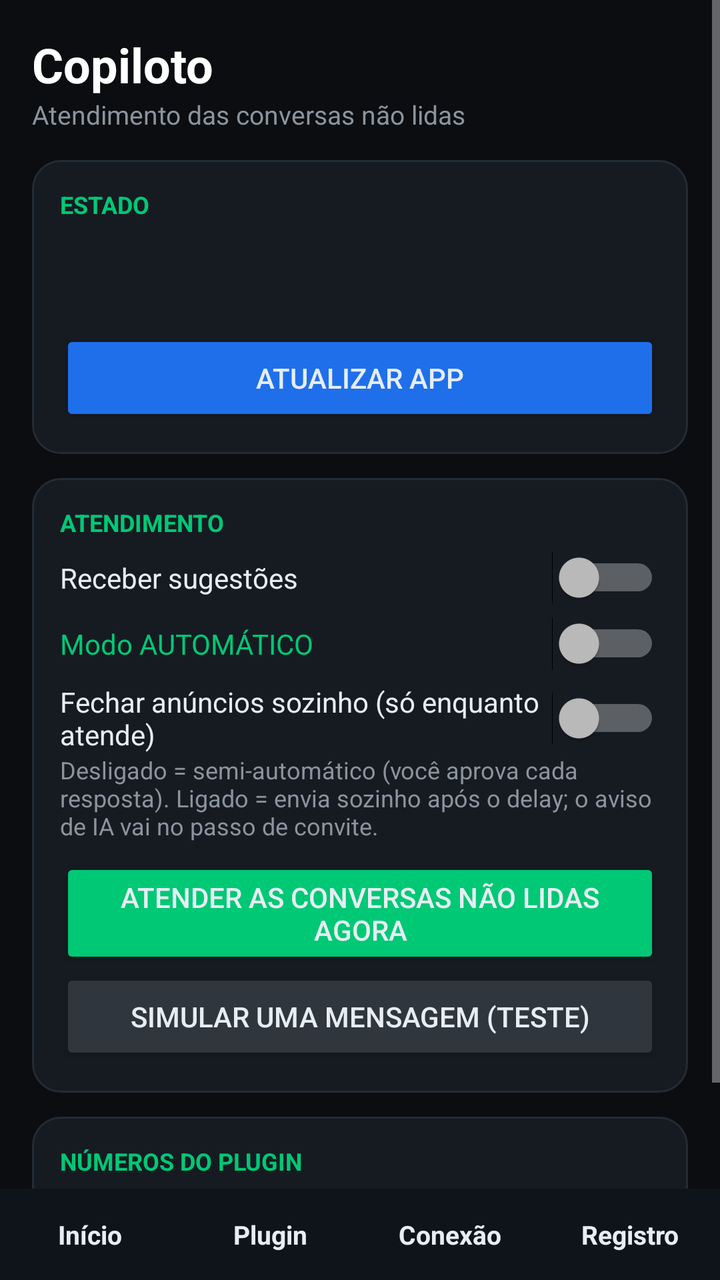
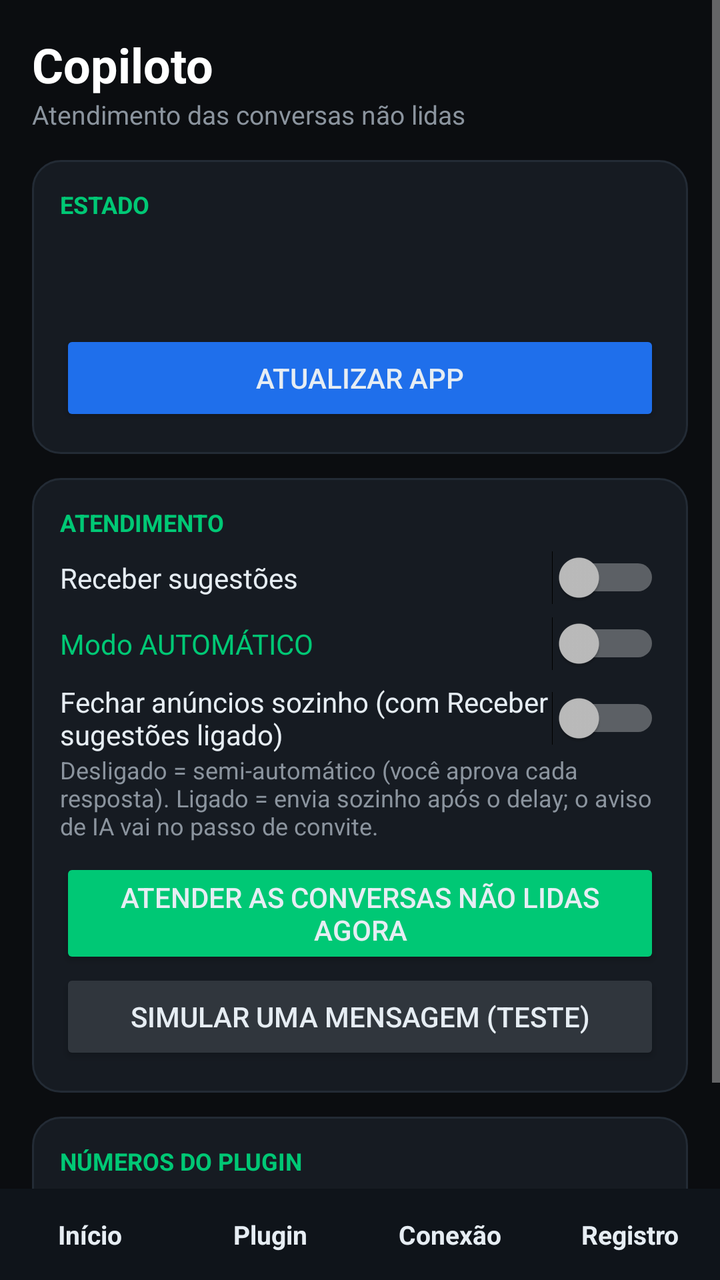

An Android layout rendered at two revisions. The XML below is the earlier revision; the diff shows what the commit changed to produce the second picture.
<!-- AndroidManifest.xml: application theme Theme.Copiloto -->
<!-- res/layout/activity_main.xml -->
<?xml version="1.0" encoding="utf-8"?>
<LinearLayout xmlns:android="http://schemas.android.com/apk/res/android"
    android:layout_width="match_parent" android:layout_height="match_parent"
    android:background="#0B0D10" android:orientation="vertical">

    <FrameLayout android:layout_width="match_parent" android:layout_height="0dp" android:layout_weight="1">

        
        <ScrollView android:id="@+id/pageHome" android:layout_width="match_parent" android:layout_height="match_parent">
            <LinearLayout android:layout_width="match_parent" android:layout_height="wrap_content"
                android:orientation="vertical" android:padding="16dp">

                <TextView android:layout_width="wrap_content" android:layout_height="wrap_content"
                    android:text="Copiloto" android:textColor="#FFFFFF" android:textSize="24sp" android:textStyle="bold" />
                <TextView android:layout_width="wrap_content" android:layout_height="wrap_content"
                    android:layout_marginBottom="14dp" android:text="Atendimento das conversas não lidas"
                    android:textColor="#8B949E" android:textSize="13sp" />

                <LinearLayout android:layout_width="match_parent" android:layout_height="wrap_content"
                    android:layout_marginBottom="12dp" android:background="@drawable/card"
                    android:orientation="vertical" android:padding="14dp">
                    <TextView android:layout_width="wrap_content" android:layout_height="wrap_content"
                        android:text="ESTADO" android:textColor="#00C875" android:textSize="12sp" android:textStyle="bold" />
                    <TextView android:id="@+id/tvVer" android:layout_width="match_parent"
                        android:layout_height="wrap_content" android:layout_marginTop="4dp"
                        android:textColor="#58A6FF" android:textSize="14sp" android:textStyle="bold" />
                    <TextView android:id="@+id/tvHealth" android:layout_width="match_parent"
                        android:layout_height="wrap_content" android:layout_marginTop="6dp"
                        android:textColor="#E6EDF3" android:textSize="13sp" />
                    <Button android:id="@+id/btUpdate" android:layout_width="match_parent"
                        android:layout_height="wrap_content" android:layout_marginTop="8dp"
                        android:backgroundTint="#1F6FEB" android:text="ATUALIZAR APP" />
                </LinearLayout>

                <LinearLayout android:layout_width="match_parent" android:layout_height="wrap_content"
                    android:layout_marginBottom="12dp" android:background="@drawable/card"
                    android:orientation="vertical" android:padding="14dp">
                    <TextView android:layout_width="wrap_content" android:layout_height="wrap_content"
                        android:text="ATENDIMENTO" android:textColor="#00C875" android:textSize="12sp" android:textStyle="bold" />
                    <Switch android:id="@+id/swAtivo" android:layout_width="match_parent"
                        android:layout_height="wrap_content" android:layout_marginTop="6dp"
                        android:text="Receber sugestões" android:textColor="#E6EDF3" />
                    <Switch android:id="@+id/swAuto" android:layout_width="match_parent"
                        android:layout_height="wrap_content" android:layout_marginTop="6dp"
                        android:text="Modo AUTOMÁTICO" android:textColor="#00C875" />
                    <Switch android:id="@+id/swAds" android:layout_width="match_parent"
                        android:layout_height="wrap_content" android:layout_marginTop="6dp"
                        android:text="Fechar anúncios sozinho (só enquanto atende)" android:textColor="#E6EDF3" />
                    <TextView android:id="@+id/tvAutoInfo" android:layout_width="match_parent"
                        android:layout_height="wrap_content" android:layout_marginBottom="8dp"
                        android:textColor="#8B949E" android:textSize="12sp"
                        android:text="Desligado = semi-automático (você aprova cada resposta). Ligado = envia sozinho após o delay; o aviso de IA vai no passo de convite." />
                    <Button android:id="@+id/btScan" android:layout_width="match_parent"
                        android:layout_height="wrap_content" android:backgroundTint="#00C875"
                        android:text="ATENDER AS CONVERSAS NÃO LIDAS AGORA" />
                    <Button android:id="@+id/btSim" android:layout_width="match_parent"
                        android:layout_height="wrap_content" android:backgroundTint="#30363D"
                        android:text="SIMULAR UMA MENSAGEM (teste)" />
                </LinearLayout>

                <LinearLayout android:layout_width="match_parent" android:layout_height="wrap_content"
                    android:layout_marginBottom="12dp" android:background="@drawable/card"
                    android:orientation="vertical" android:padding="14dp">
                    <TextView android:layout_width="wrap_content" android:layout_height="wrap_content"
                        android:text="NÚMEROS DO PLUGIN" android:textColor="#00C875" android:textSize="12sp" android:textStyle="bold" />
                    <TextView android:id="@+id/tvStats" android:layout_width="match_parent"
                        android:layout_height="wrap_content" android:layout_marginTop="4dp"
                        android:textColor="#E6EDF3" android:textSize="13sp"
                        android:text="Abra a aba Plugin para carregar." />
                </LinearLayout>
            </LinearLayout>
        </ScrollView>

        
        <ScrollView android:id="@+id/pagePlugin" android:layout_width="match_parent"
            android:layout_height="match_parent" android:visibility="gone">
            <LinearLayout android:layout_width="match_parent" android:layout_height="wrap_content"
                android:orientation="vertical" android:padding="16dp">

                <TextView android:layout_width="wrap_content" android:layout_height="wrap_content"
                    android:text="Configurar o plugin" android:textColor="#FFFFFF" android:textSize="22sp" android:textStyle="bold" />
                <TextView android:id="@+id/tvCfgStatus" android:layout_width="match_parent"
                    android:layout_height="wrap_content" android:layout_marginBottom="10dp"
                    android:textColor="#8B949E" android:textSize="13sp"
                    android:text="Tudo o que existe no painel do WordPress está aqui." />

                <Button android:id="@+id/btLoadCfg" android:layout_width="match_parent"
                    android:layout_height="wrap_content" android:backgroundTint="#30363D"
                    android:text="CARREGAR DO PLUGIN" />
                <Button android:id="@+id/btSaveCfg" android:layout_width="match_parent"
                    android:layout_height="wrap_content" android:layout_marginBottom="12dp"
                    android:backgroundTint="#00C875" android:text="SALVAR NO PLUGIN" />

                <LinearLayout android:id="@+id/llCfg" android:layout_width="match_parent"
                    android:layout_height="wrap_content" android:orientation="vertical" />

                <LinearLayout android:layout_width="match_parent" android:layout_height="wrap_content"
                    android:layout_marginTop="4dp" android:layout_marginBottom="12dp"
                    android:background="@drawable/card" android:orientation="vertical" android:padding="14dp">
                    <TextView android:layout_width="wrap_content" android:layout_height="wrap_content"
                        android:text="AÇÕES" android:textColor="#00C875" android:textSize="12sp" android:textStyle="bold" />
                    <Button android:id="@+id/btPurge" android:layout_width="match_parent"
                        android:layout_height="wrap_content" android:backgroundTint="#30363D"
                        android:text="LIMPAR REGISTROS COM MAIS DE 7 DIAS" />
                    <Button android:id="@+id/btRegenToken" android:layout_width="match_parent"
                        android:layout_height="wrap_content" android:backgroundTint="#E11D48"
                        android:text="GERAR NOVO TOKEN" />
                </LinearLayout>
            </LinearLayout>
        </ScrollView>

        
        <ScrollView android:id="@+id/pageConn" android:layout_width="match_parent"
            android:layout_height="match_parent" android:visibility="gone">
            <LinearLayout android:layout_width="match_parent" android:layout_height="wrap_content"
                android:orientation="vertical" android:padding="16dp">

                <TextView android:layout_width="wrap_content" android:layout_height="wrap_content"
                    android:layout_marginBottom="10dp" android:text="Conexão e permissões"
                    android:textColor="#FFFFFF" android:textSize="22sp" android:textStyle="bold" />

                <LinearLayout android:layout_width="match_parent" android:layout_height="wrap_content"
                    android:layout_marginBottom="12dp" android:background="@drawable/card"
                    android:orientation="vertical" android:padding="14dp">
                    <TextView android:layout_width="wrap_content" android:layout_height="wrap_content"
                        android:text="CONEXÃO COM O PLUGIN" android:textColor="#00C875" android:textSize="12sp" android:textStyle="bold" />
                    <EditText android:id="@+id/etUrl" android:layout_width="match_parent"
                        android:layout_height="wrap_content" android:hint="URL da API" android:inputType="textUri"
                        android:textColor="#E6EDF3" android:textColorHint="#6E7681" />
                    <EditText android:id="@+id/etToken" android:layout_width="match_parent"
                        android:layout_height="wrap_content" android:hint="Token secreto" android:inputType="textPassword"
                        android:textColor="#E6EDF3" android:textColorHint="#6E7681" />
                    <EditText android:id="@+id/etPkg" android:layout_width="match_parent"
                        android:layout_height="wrap_content" android:hint="Pacote do app alvo" android:inputType="text"
                        android:textColor="#E6EDF3" android:textColorHint="#6E7681" />
                    <Button android:id="@+id/btSalvar" android:layout_width="match_parent"
                        android:layout_height="wrap_content" android:backgroundTint="#00C875" android:text="SALVAR" />
                    <Button android:id="@+id/btTest" android:layout_width="match_parent"
                        android:layout_height="wrap_content" android:backgroundTint="#30363D" android:text="TESTAR CONEXÃO API" />
                    <Button android:id="@+id/btUsePkg" android:layout_width="match_parent"
                        android:layout_height="wrap_content" android:backgroundTint="#30363D"
                        android:text="USAR PACOTE DA ÚLTIMA NOTIFICAÇÃO" />
                </LinearLayout>

                <LinearLayout android:layout_width="match_parent" android:layout_height="wrap_content"
                    android:layout_marginBottom="12dp" android:background="@drawable/card"
                    android:orientation="vertical" android:padding="14dp">
                    <TextView android:layout_width="wrap_content" android:layout_height="wrap_content"
                        android:text="PERMISSÕES" android:textColor="#00C875" android:textSize="12sp" android:textStyle="bold" />
                    <TextView android:id="@+id/tvPerm" android:layout_width="match_parent"
                        android:layout_height="wrap_content" android:layout_marginTop="4dp"
                        android:textColor="#E6EDF3" android:textSize="13sp" />
                    <Button android:id="@+id/btAcc" android:layout_width="match_parent"
                        android:layout_height="wrap_content" android:backgroundTint="#30363D"
                        android:text="1) ATIVAR ENVIO PELA TELA (acessibilidade)" />
                    <Button android:id="@+id/btNotif" android:layout_width="match_parent"
                        android:layout_height="wrap_content" android:backgroundTint="#30363D"
                        android:text="2) ACESSO ÀS NOTIFICAÇÕES" />
                    <Button android:id="@+id/btOverlay" android:layout_width="match_parent"
                        android:layout_height="wrap_content" android:backgroundTint="#30363D"
                        android:text="3) SOBREPOR A OUTROS APPS" />
                    <Button android:id="@+id/btBattery" android:layout_width="match_parent"
                        android:layout_height="wrap_content" android:backgroundTint="#30363D"
                        android:text="4) IGNORAR OTIMIZAÇÃO DE BATERIA" />
                </LinearLayout>
            </LinearLayout>
        </ScrollView>

        
        <ScrollView android:id="@+id/pageLog" android:layout_width="match_parent"
            android:layout_height="match_parent" android:visibility="gone">
            <LinearLayout android:layout_width="match_parent" android:layout_height="wrap_content"
                android:orientation="vertical" android:padding="16dp">

                <TextView android:layout_width="wrap_content" android:layout_height="wrap_content"
                    android:layout_marginBottom="10dp" android:text="Registro"
                    android:textColor="#FFFFFF" android:textSize="22sp" android:textStyle="bold" />

                <LinearLayout android:layout_width="match_parent" android:layout_height="wrap_content"
                    android:layout_marginBottom="12dp" android:background="@drawable/card"
                    android:orientation="vertical" android:padding="14dp">
                    <TextView android:layout_width="wrap_content" android:layout_height="wrap_content"
                        android:text="DIAGNÓSTICO (o que o app está vendo)" android:textColor="#F5A524"
                        android:textSize="12sp" android:textStyle="bold" />
                    <TextView android:id="@+id/tvDiag" android:layout_width="match_parent"
                        android:layout_height="wrap_content" android:layout_marginTop="6dp"
                        android:textColor="#C9D1D9" android:textSize="11sp"
                        android:text="Nada ainda. Se continuar vazio com mensagens chegando, falta o acesso às notificações." />
                </LinearLayout>

                <LinearLayout android:layout_width="match_parent" android:layout_height="wrap_content"
                    android:layout_marginBottom="12dp" android:background="@drawable/card"
                    android:orientation="vertical" android:padding="14dp">
                    <TextView android:layout_width="wrap_content" android:layout_height="wrap_content"
                        android:text="ÚLTIMAS SUGESTÕES" android:textColor="#00C875" android:textSize="12sp" android:textStyle="bold" />
                    <TextView android:id="@+id/tvHist" android:layout_width="match_parent"
                        android:layout_height="wrap_content" android:layout_marginTop="6dp"
                        android:textColor="#E6EDF3" android:textSize="13sp" android:text="—" />
                </LinearLayout>
            </LinearLayout>
        </ScrollView>
    </FrameLayout>

    
    <LinearLayout android:layout_width="match_parent" android:layout_height="wrap_content"
        android:background="#0F141A" android:orientation="horizontal">
        <TextView android:id="@+id/tabHome" android:layout_width="0dp" android:layout_height="wrap_content"
            android:layout_weight="1" android:gravity="center" android:padding="14dp"
            android:text="Início" android:textSize="13sp" android:textStyle="bold" />
        <TextView android:id="@+id/tabPlugin" android:layout_width="0dp" android:layout_height="wrap_content"
            android:layout_weight="1" android:gravity="center" android:padding="14dp"
            android:text="Plugin" android:textSize="13sp" android:textStyle="bold" />
        <TextView android:id="@+id/tabConn" android:layout_width="0dp" android:layout_height="wrap_content"
            android:layout_weight="1" android:gravity="center" android:padding="14dp"
            android:text="Conexão" android:textSize="13sp" android:textStyle="bold" />
        <TextView android:id="@+id/tabLog" android:layout_width="0dp" android:layout_height="wrap_content"
            android:layout_weight="1" android:gravity="center" android:padding="14dp"
            android:text="Registro" android:textSize="13sp" android:textStyle="bold" />
    </LinearLayout>
</LinearLayout>
<!-- resources referenced by this layout -->
<resources>
  <!-- drawable card (drawable) -->
  <?xml version="1.0" encoding="utf-8"?>
  <shape xmlns:android="http://schemas.android.com/apk/res/android" android:shape="rectangle">
      <solid android:color="#161B22" />
      <corners android:radius="14dp" />
      <stroke android:width="1dp" android:color="#232B35" />
  </shape>
  <style name="Theme.Copiloto" parent="Theme.AppCompat.NoActionBar">
          <item name="android:windowBackground">#0B0D10</item>
          <item name="android:textColor">#E6EDF3</item>
          <item name="android:statusBarColor">#0B0D10</item>
      </style>
</resources>

<!-- the commit's change to res/layout/activity_main.xml (unified diff, before → after) -->
@@ -45,7 +45,7 @@
                         android:text="Modo AUTOMÁTICO" android:textColor="#00C875" />
                     <Switch android:id="@+id/swAds" android:layout_width="match_parent"
                         android:layout_height="wrap_content" android:layout_marginTop="6dp"
-                        android:text="Fechar anúncios sozinho (só enquanto atende)" android:textColor="#E6EDF3" />
+                        android:text="Fechar anúncios sozinho (com Receber sugestões ligado)" android:textColor="#E6EDF3" />
                     <TextView android:id="@+id/tvAutoInfo" android:layout_width="match_parent"
                         android:layout_height="wrap_content" android:layout_marginBottom="8dp"
                         android:textColor="#8B949E" android:textSize="12sp"
